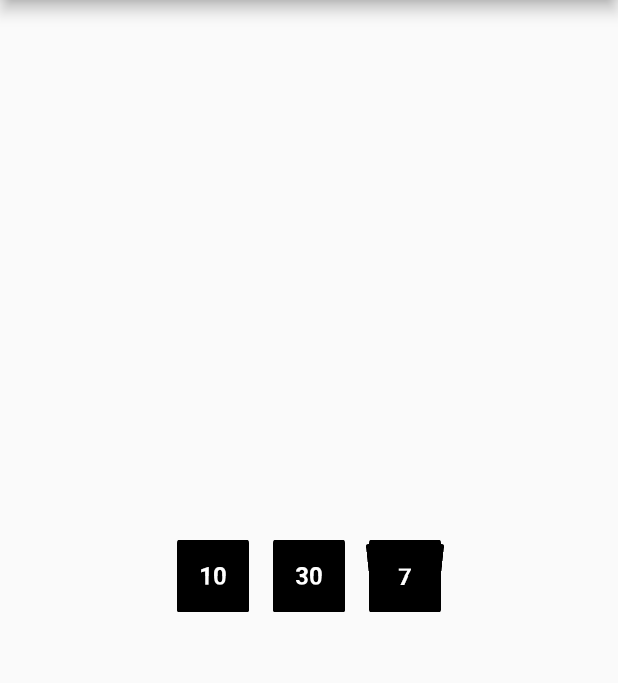
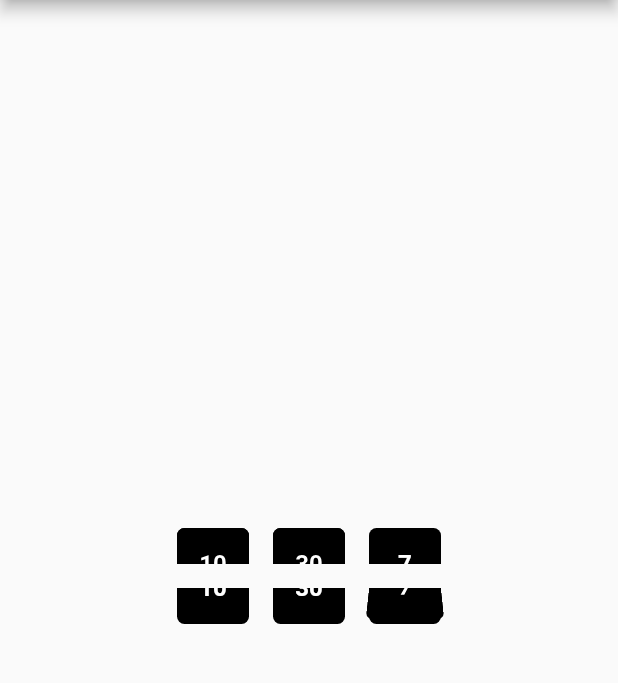
Before and after one commit to fenlj/flip_clock, a Flutter app: the screen it shows after launch, on a phone screen of 412 x 824 dp, the part 84-767 px from its top. Run offline on Flutter 3.47's test engine with Material 2 defaults, Android fonts, the phone set to English and light mode, and no system bars.

Commit message:
params reset

```diff
--- a/lib/main.dart
+++ b/lib/main.dart
@@ -23,6 +23,7 @@ class MyApp extends StatelessWidget {
             children: [
               FlipClock(
                 startTime: DateTime.now(),
+                radius: 5,
               ),
             ],
           ),
--- a/lib/widget/flip_board.dart
+++ b/lib/widget/flip_board.dart
@@ -10,7 +10,7 @@ enum FlipDirection { up, down }
 typedef Widget StreamItemBuilder<T>(BuildContext context, T);
 
 class FlipBoard<T> extends StatefulWidget {
-  final double spacing;
+  final EdgeInsets spacing;
   final Duration duration;
   final FlipDirection direction;
   final StreamItemBuilder<T> itemBuilder;
@@ -24,7 +24,7 @@ class FlipBoard<T> extends StatefulWidget {
     required this.stream,
     required this.initValue,
     this.curves = Curves.easeInOut,
-    this.spacing = 0.5,
+    this.spacing = const EdgeInsets.only(top: .5),
     this.duration = const Duration(milliseconds: 450),
     this.direction = FlipDirection.up,
   }) : super(key: key);
@@ -96,7 +96,7 @@ class _FlipBoardState<T> extends State<FlipBoard<T>>
     return Column(
       children: [
         _buildTopHalf(),
-        Padding(padding: EdgeInsets.only(top: widget.spacing)),
+        Padding(padding: widget.spacing),
         _buildBottomHalf(),
       ],
     );
--- a/lib/widget/flip_clock.dart
+++ b/lib/widget/flip_clock.dart
@@ -15,6 +15,9 @@ class FlipClock extends StatelessWidget {
   final FontWeight fontWeight;
   final double? radius;
   final double textSize;
+  final Cubic cubic;
+  final Duration duration;
+  final Size size;
 
   const FlipClock({
     Key? key,
@@ -30,6 +33,9 @@ class FlipClock extends StatelessWidget {
     this.verticalSpacing = 12,
     this.fontWeight = FontWeight.bold,
     this.radius,
+    this.cubic = Curves.easeInOut,
+    this.duration = const Duration(milliseconds: 450),
+    this.size = const Size(48, 48),
   }) : super(key: key);
 
   @override
@@ -66,13 +72,24 @@ class FlipClock extends StatelessWidget {
       },
       stream: timeStream,
       initValue: initValue,
+      direction: flipDirection,
+      curves: cubic,
+      spacing: spacing,
+      duration: duration,
     );
   }
 
   Widget _buildText(int num) {
     return FlipClockNumItem(
       num: num,
-      radius: 2,
+      radius: radius,
+      textSize: textSize,
+      backgroundColor: backgroundColor,
+      textColor: textColor,
+      borderColor: borderColor,
+      borderWidth: borderWidth,
+      size:size,
+      fontWeight: fontWeight,
     );
   }
 }
--- a/lib/widget/flip_clock_num_item.dart
+++ b/lib/widget/flip_clock_num_item.dart
@@ -7,8 +7,7 @@ class FlipClockNumItem extends StatelessWidget {
   final double? borderWidth;
   final Color? borderColor;
   final Color textColor;
-  final double horizontalSpacing;
-  final double verticalSpacing;
+  final Size size;
   final int num;
   final FontWeight fontWeight;
   final double? radius;
@@ -21,8 +20,7 @@ class FlipClockNumItem extends StatelessWidget {
     this.textColor = Colors.white,
     this.borderColor,
     this.borderWidth,
-    this.horizontalSpacing = 8,
-    this.verticalSpacing = 12,
+    this.size = const Size(48, 48),
     this.fontWeight = FontWeight.bold,
     this.radius,
   }) : super(key: key);
@@ -30,16 +28,8 @@ class FlipClockNumItem extends StatelessWidget {
   @override
   Widget build(BuildContext context) {
     return Container(
-      padding: EdgeInsets.only(
-        left: horizontalSpacing,
-        right: horizontalSpacing,
-        top: verticalSpacing,
-        bottom: verticalSpacing,
-      ),
-      constraints: BoxConstraints(
-        minWidth: 48,
-        minHeight: 48,
-      ),
+      width: size.width,
+      height: size.height,
       decoration: BoxDecoration(
           color: backgroundColor,
           border: borderColor != null
```
